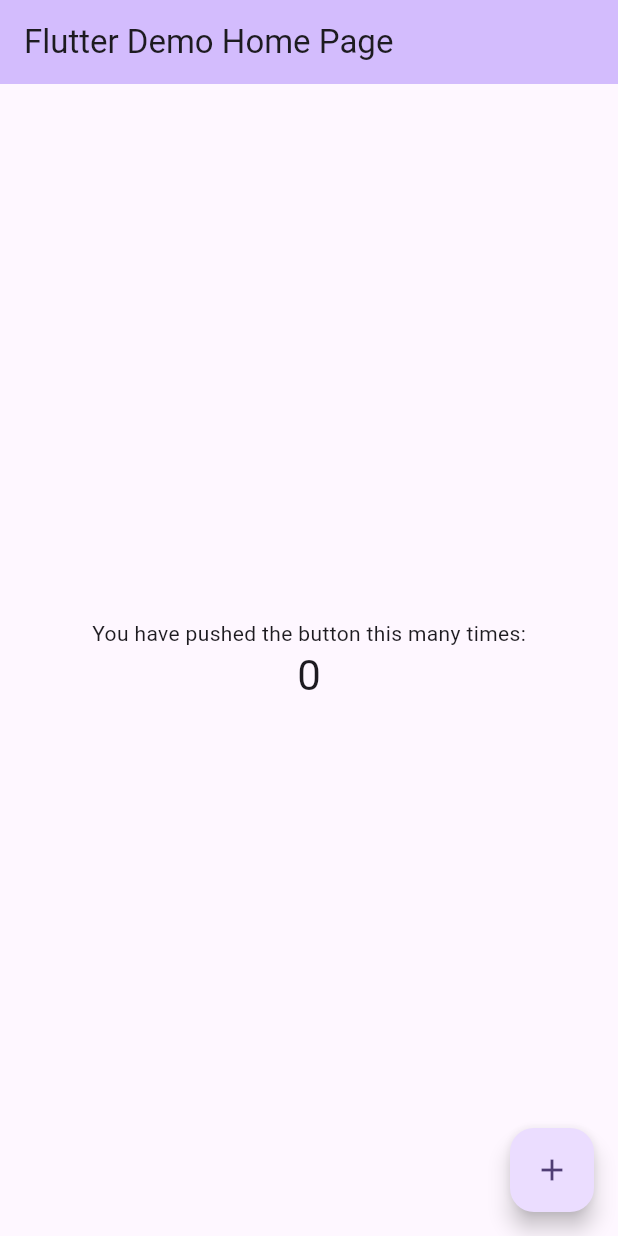
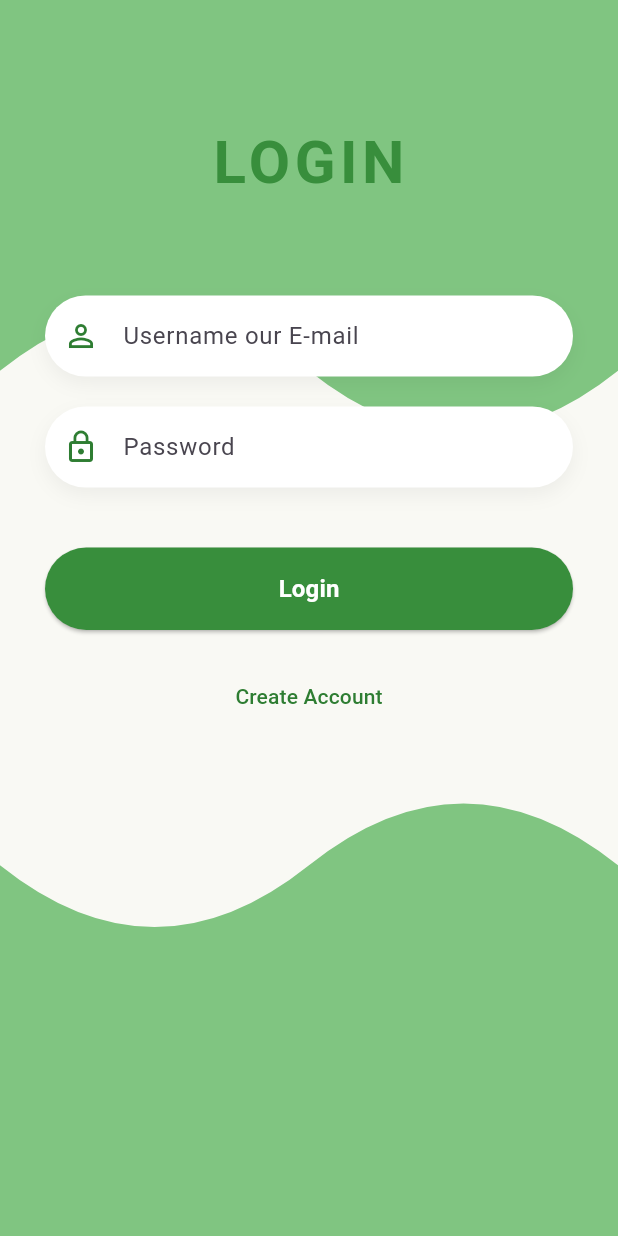
Before and after one commit to ICEI-PUC-Minas-EC-TI/trabalho-de-projeto-integrado-1-trip-nick, a Flutter app: the screen it shows after launch, on a phone screen of 412 x 824 dp. Run offline on Flutter 3.47's test engine with Material 3 defaults, Android fonts, the phone set to English and light mode, and no system bars.

Commit message:
Junção telas tentativa x

```diff
--- a/mobile/flutter_src/lib/main.dart
+++ b/mobile/flutter_src/lib/main.dart
@@ -1,122 +1,20 @@
 import 'package:flutter/material.dart';
+import 'screens/tela_login.dart';
 
 void main() {
-  runApp(const MyApp());
+  runApp(MyApp());
 }
 
 class MyApp extends StatelessWidget {
-  const MyApp({super.key});
-
-  // This widget is the root of your application.
   @override
   Widget build(BuildContext context) {
     return MaterialApp(
-      title: 'Flutter Demo',
+      title: 'Trip Nick',
       theme: ThemeData(
-        // This is the theme of your application.
-        //
-        // TRY THIS: Try running your application with "flutter run". You'll see
-        // the application has a purple toolbar. Then, without quitting the app,
-        // try changing the seedColor in the colorScheme below to Colors.green
-        // and then invoke "hot reload" (save your changes or press the "hot
-        // reload" button in a Flutter-supported IDE, or press "r" if you used
-        // the command line to start the app).
-        //
-        // Notice that the counter didn't reset back to zero; the application
-        // state is not lost during the reload. To reset the state, use hot
-        // restart instead.
-        //
-        // This works for code too, not just values: Most code changes can be
-        // tested with just a hot reload.
-        colorScheme: ColorScheme.fromSeed(seedColor: Colors.deepPurple),
+        primaryColor: const Color(0xFFCEDDB6),
+        scaffoldBackgroundColor: const Color(0xFFF9F9F4),
       ),
-      home: const MyHomePage(title: 'Flutter Demo Home Page'),
+      home: TelaLogin(), // Chama a tela de login aqui
     );
   }
 }
-
-class MyHomePage extends StatefulWidget {
-  const MyHomePage({super.key, required this.title});
-
-  // This widget is the home page of your application. It is stateful, meaning
-  // that it has a State object (defined below) that contains fields that affect
-  // how it looks.
-
-  // This class is the configuration for the state. It holds the values (in this
-  // case the title) provided by the parent (in this case the App widget) and
-  // used by the build method of the State. Fields in a Widget subclass are
-  // always marked "final".
-
-  final String title;
-
-  @override
-  State<MyHomePage> createState() => _MyHomePageState();
-}
-
-class _MyHomePageState extends State<MyHomePage> {
-  int _counter = 0;
-
-  void _incrementCounter() {
-    setState(() {
-      // This call to setState tells the Flutter framework that something has
-      // changed in this State, which causes it to rerun the build method below
-      // so that the display can reflect the updated values. If we changed
-      // _counter without calling setState(), then the build method would not be
-      // called again, and so nothing would appear to happen.
-      _counter++;
-    });
-  }
-
-  @override
-  Widget build(BuildContext context) {
-    // This method is rerun every time setState is called, for instance as done
-    // by the _incrementCounter method above.
-    //
-    // The Flutter framework has been optimized to make rerunning build methods
-    // fast, so that you can just rebuild anything that needs updating rather
-    // than having to individually change instances of widgets.
-    return Scaffold(
-      appBar: AppBar(
-        // TRY THIS: Try changing the color here to a specific color (to
-        // Colors.amber, perhaps?) and trigger a hot reload to see the AppBar
-        // change color while the other colors stay the same.
-        backgroundColor: Theme.of(context).colorScheme.inversePrimary,
-        // Here we take the value from the MyHomePage object that was created by
-        // the App.build method, and use it to set our appbar title.
-        title: Text(widget.title),
-      ),
-      body: Center(
-        // Center is a layout widget. It takes a single child and positions it
-        // in the middle of the parent.
-        child: Column(
-          // Column is also a layout widget. It takes a list of children and
-          // arranges them vertically. By default, it sizes itself to fit its
-          // children horizontally, and tries to be as tall as its parent.
-          //
-          // Column has various properties to control how it sizes itself and
-          // how it positions its children. Here we use mainAxisAlignment to
-          // center the children vertically; the main axis here is the vertical
-          // axis because Columns are vertical (the cross axis would be
-          // horizontal).
-          //
-          // TRY THIS: Invoke "debug painting" (choose the "Toggle Debug Paint"
-          // action in the IDE, or press "p" in the console), to see the
-          // wireframe for each widget.
-          mainAxisAlignment: MainAxisAlignment.center,
-          children: <Widget>[
-            const Text('You have pushed the button this many times:'),
-            Text(
-              '$_counter',
-              style: Theme.of(context).textTheme.headlineMedium,
-            ),
-          ],
-        ),
-      ),
-      floatingActionButton: FloatingActionButton(
-        onPressed: _incrementCounter,
-        tooltip: 'Increment',
-        child: const Icon(Icons.add),
-      ), // This trailing comma makes auto-formatting nicer for build methods.
-    );
-  }
-}
--- a/mobile/flutter_src/lib/screens/menu_screen.dart
+++ b/mobile/flutter_src/lib/screens/menu_screen.dart
@@ -69,10 +69,7 @@ class MenuScreen extends StatelessWidget {
       leading: Icon(icon, color: Colors.grey[700]),
       title: Text(
         title,
-        style: TextStyle(
-          color: Colors.grey[700],
-          fontSize: 16,
-        ),
+        style: TextStyle(color: Colors.grey[700], fontSize: 16),
       ),
       onTap: () {
         Navigator.pop(context);
--- /dev/null
+++ b/mobile/flutter_src/lib/screens/tela_login.dart
@@ -0,0 +1,232 @@
+import 'package:flutter/material.dart';
+import 'tela_registro.dart';
+import '../home_page.dart';
+
+class TelaLogin extends StatelessWidget {
+  const TelaLogin({Key? key}) : super(key: key);
+
+  @override
+  Widget build(BuildContext context) {
+    return Scaffold(
+      body: Stack(
+        children: [
+          // Fundo com formas onduladas (em cima e embaixo)
+          CustomPaint(
+            size: Size(
+              MediaQuery.of(context).size.width,
+              MediaQuery.of(context).size.height,
+            ),
+            painter: FundoOndulado(),
+          ),
+
+          // Conteúdo
+          SafeArea(
+            child: SingleChildScrollView(
+              child: Padding(
+                padding: const EdgeInsets.symmetric(horizontal: 30.0),
+                child: Column(
+                  mainAxisAlignment: MainAxisAlignment.center,
+                  crossAxisAlignment: CrossAxisAlignment.center,
+                  children: [
+                    const SizedBox(height: 80),
+
+                    // Título LOGIN (centralizado)
+                    Text(
+                      'LOGIN',
+                      style: TextStyle(
+                        fontSize: 40,
+                        fontWeight: FontWeight.bold,
+                        color: Colors.green[700],
+                        letterSpacing: 3,
+                      ),
+                    ),
+
+                    const SizedBox(height: 60),
+
+                    // Campo de usuário
+                    Container(
+                      decoration: BoxDecoration(
+                        color: Colors.white,
+                        borderRadius: BorderRadius.circular(30),
+                        boxShadow: [
+                          BoxShadow(
+                            // ignore: deprecated_member_use
+                            color: Colors.black.withOpacity(0.05),
+                            blurRadius: 10,
+                            offset: const Offset(0, 5),
+                          ),
+                        ],
+                      ),
+                      child: TextField(
+                        decoration: InputDecoration(
+                          hintText: 'Username our E-mail',
+                          prefixIcon: Icon(
+                            Icons.person_outline,
+                            color: Colors.green[800],
+                          ),
+                          border: InputBorder.none,
+                          contentPadding: const EdgeInsets.symmetric(
+                            vertical: 15,
+                          ),
+                        ),
+                      ),
+                    ),
+
+                    const SizedBox(height: 20),
+
+                    // Campo de senha
+                    Container(
+                      decoration: BoxDecoration(
+                        color: Colors.white,
+                        borderRadius: BorderRadius.circular(30),
+                        boxShadow: [
+                          BoxShadow(
+                            // ignore: deprecated_member_use
+                            color: Colors.black.withOpacity(0.05),
+                            blurRadius: 10,
+                            offset: const Offset(0, 5),
+                          ),
+                        ],
+                      ),
+                      child: TextField(
+                        obscureText: true,
+                        decoration: InputDecoration(
+                          hintText: 'Password',
+                          prefixIcon: Icon(
+                            Icons.lock_outline,
+                            color: Colors.green[800],
+                          ),
+                          border: InputBorder.none,
+                          contentPadding: const EdgeInsets.symmetric(
+                            vertical: 15,
+                          ),
+                        ),
+                      ),
+                    ),
+
+                    const SizedBox(height: 40),
+
+                    // Botão de Login (texto em branco)
+                    SizedBox(
+                      width: double.infinity,
+                      child: ElevatedButton(
+                        onPressed: () {
+                          Navigator.push(
+                            context,
+                            MaterialPageRoute(builder: (context) => HomePage()),
+                          );
+                        },
+                        style: ElevatedButton.styleFrom(
+                          backgroundColor: Colors.green[700],
+                          padding: const EdgeInsets.symmetric(vertical: 16),
+                          shape: RoundedRectangleBorder(
+                            borderRadius: BorderRadius.circular(30),
+                          ),
+                        ),
+                        child: const Text(
+                          'Login',
+                          style: TextStyle(
+                            fontSize: 16,
+                            fontWeight: FontWeight.bold,
+                            color: Colors.white, // Cor do texto em branco
+                          ),
+                        ),
+                      ),
+                    ),
+
+                    const SizedBox(height: 20),
+
+                    // Link para registro
+                    Center(
+                      child: TextButton(
+                        onPressed: () {
+                          Navigator.push(
+                            context,
+                            MaterialPageRoute(
+                              builder: (context) => RegisterScreen(),
+                            ),
+                          );
+                        },
+                        child: Text(
+                          'Create Account',
+                          style: TextStyle(
+                            color: Colors.green[800],
+                            fontWeight: FontWeight.w500,
+                          ),
+                        ),
+                      ),
+                    ),
+                  ],
+                ),
+              ),
+            ),
+          ),
+        ],
+      ),
+    );
+  }
+}
+
+// CustomPainter para criar o fundo ondulado
+class FundoOndulado extends CustomPainter {
+  @override
+  void paint(Canvas canvas, Size size) {
+    // ignore: deprecated_member_use
+    Paint paint = Paint()..color = Colors.green.withOpacity(0.7);
+
+    Path path = Path();
+
+    // Onda superior
+    path.moveTo(0, size.height * 0.3); // Início da onda superior
+
+    path.quadraticBezierTo(
+      size.width * 0.25,
+      size.height * 0.2,
+      size.width * 0.5,
+      size.height * 0.3,
+    );
+
+    path.quadraticBezierTo(
+      size.width * 0.75,
+      size.height * 0.4,
+      size.width,
+      size.height * 0.3,
+    );
+
+    // Fecha o caminho até o topo da tela
+    path.lineTo(size.width, 0);
+    path.lineTo(0, 0);
+    path.close();
+
+    canvas.drawPath(path, paint);
+
+    // Onda inferior
+    path.reset(); // Limpa o caminho
+
+    path.moveTo(0, size.height * 0.7); // Início da onda inferior
+
+    path.quadraticBezierTo(
+      size.width * 0.25,
+      size.height * 0.8,
+      size.width * 0.5,
+      size.height * 0.7,
+    );
+
+    path.quadraticBezierTo(
+      size.width * 0.75,
+      size.height * 0.6,
+      size.width,
+      size.height * 0.7,
+    );
+
+    // Fecha o caminho até o fundo da tela
+    path.lineTo(size.width, size.height);
+    path.lineTo(0, size.height);
+    path.close();
+
+    canvas.drawPath(path, paint);
+  }
+
+  @override
+  bool shouldRepaint(CustomPainter oldDelegate) => false;
+}
--- a/mobile/flutter_src/lib/screens/trending_screen.dart
+++ b/mobile/flutter_src/lib/screens/trending_screen.dart
@@ -52,11 +52,8 @@ class PlaceholderGrid extends StatelessWidget {
   final int count;
   final int columns;
 
-  const PlaceholderGrid({
-    Key? key,
-    required this.count,
-    required this.columns,
-  }) : super(key: key);
+  const PlaceholderGrid({Key? key, required this.count, required this.columns})
+    : super(key: key);
 
   @override
   Widget build(BuildContext context) {
```
Also changed, not shown: mobile/flutter_src/lib/home_page.dart (added, +55 -0 lines), mobile/flutter_src/lib/screens/comunidade_screen.dart (+6 -10 lines), mobile/flutter_src/lib/screens/minhas_viagens_screen.dart (+7 -28 lines), mobile/flutter_src/lib/screens/tela_registro.dart (added, +153 -0 lines), 1 other file.
